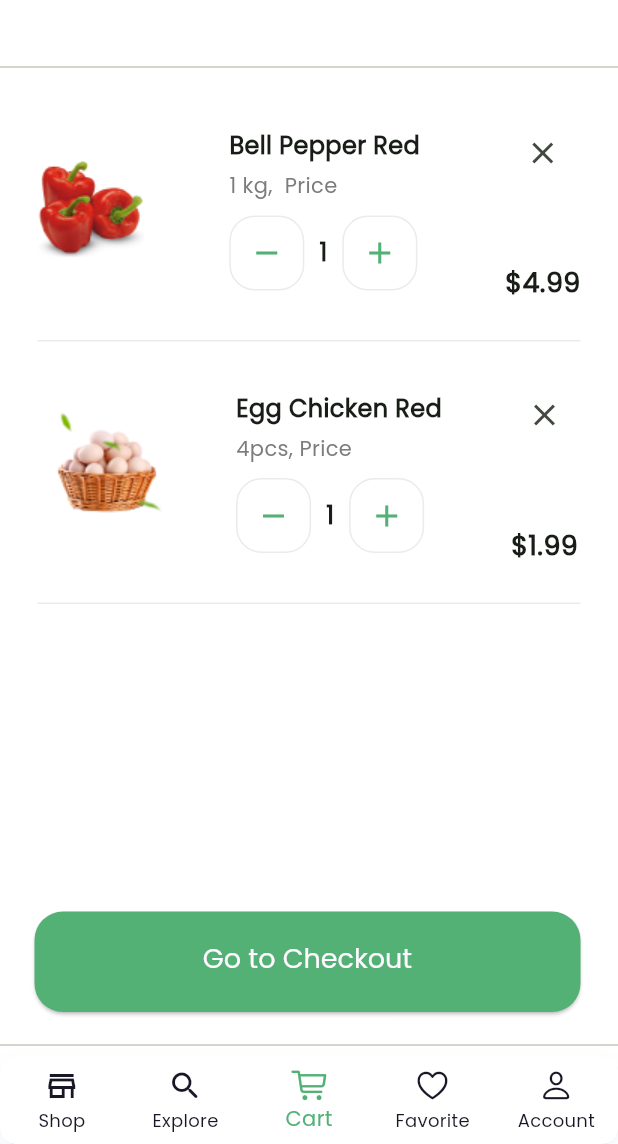
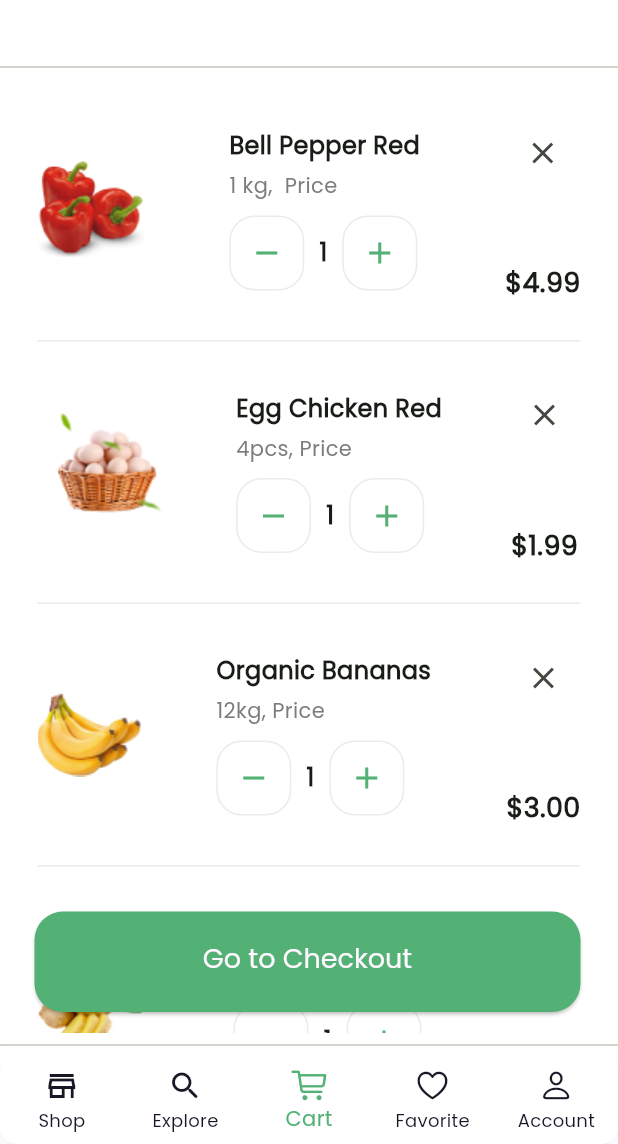
Before and after one commit to m-hilani/grocery_app, a Flutter app: the HomePage screen opened directly, item 3 of the bottom bar chosen, after a tap on the "clear" icon, on a phone screen of 412 x 824 dp, the part 92-1236 px from its top. Run offline on Flutter 3.47's test engine with Material 3 defaults, Android fonts, the phone set to English and light mode, and no system bars; our stand-ins replace sizer.

Commit message:
added more drinks

```diff
--- a/lib/Cart/CartCard.dart
+++ b/lib/Cart/CartCard.dart
@@ -1,4 +1,3 @@
-import 'package:flutter/cupertino.dart';
 import 'package:flutter/material.dart';
 import 'package:grocery_app/Cart/CartModel.dart';
 import 'package:grocery_app/Explorer/BeveragesScreen.dart';
@@ -10,10 +9,10 @@ class Cartcard extends StatelessWidget {
   @override
   Widget build(BuildContext context) {
     return Padding(
-      padding: EdgeInsets.symmetric(horizontal: 25),
+      padding: const EdgeInsets.symmetric(horizontal: 25),
       child: Container(
-        padding: EdgeInsets.symmetric(vertical: 25),
-        decoration: BoxDecoration(
+        padding: const EdgeInsets.symmetric(vertical: 25),
+        decoration: const BoxDecoration(
           border: Border(bottom: BorderSide(color: Color(0xA7E0E0E1))),
         ),
         child: Row(
@@ -25,17 +24,17 @@ class Cartcard extends StatelessWidget {
               mainAxisAlignment: MainAxisAlignment.spaceAround,
               children: [
                 Text(
-                  '${item.name}',
-                  style: TextStyle(fontSize: 16, fontWeight: FontWeight.bold),
+                  item.name,
+                  style: const TextStyle(fontSize: 16, fontWeight: FontWeight.bold),
                 ),
-                SizedBox(
+                const SizedBox(
                   height: 5,
                 ),
                 Text(
-                  '${item.capacity}',
-                  style: TextStyle(fontSize: 14, color: Color(0xFF7C7C7C)),
+                  item.capacity,
+                  style: const TextStyle(fontSize: 14, color: Color(0xFF7C7C7C)),
                 ),
-                SizedBox(
+                const SizedBox(
                   height: 10,
                 ),
                 Row(
@@ -44,15 +43,15 @@ class Cartcard extends StatelessWidget {
                       cart: true,
                       icon: Icons.remove,
                     ),
-                    SizedBox(
+                    const SizedBox(
                       width: 10,
                     ),
-                    Text(
+                    const Text(
                       '1',
                       style:
                           TextStyle(fontSize: 16, fontWeight: FontWeight.w600),
                     ),
-                    SizedBox(
+                    const SizedBox(
                       width: 10,
                     ),
                     MIcon(
@@ -65,13 +64,13 @@ class Cartcard extends StatelessWidget {
             Column(
               mainAxisAlignment: MainAxisAlignment.spaceBetween,
               children: [
-                IconButton(onPressed: () {}, icon: Icon(Icons.clear)),
-                SizedBox(
+                IconButton(onPressed: () {}, icon: const Icon(Icons.clear)),
+                const SizedBox(
                   height: 50,
                 ),
                 Text(
                   '\$${item.price.toStringAsFixed(2)}',
-                  style: TextStyle(fontWeight: FontWeight.w600, fontSize: 18),
+                  style: const TextStyle(fontWeight: FontWeight.w600, fontSize: 18),
                 ),
               ],
             )
--- a/lib/Cart/CartModel.dart
+++ b/lib/Cart/CartModel.dart
@@ -1,8 +1,8 @@
-import 'package:flutter/material.dart';
-
 List<CartModel> cart = [
   CartModel(name: 'Bell Pepper Red', capacity: '1 kg,  Price', price: 4.99),
   CartModel(name: 'Egg Chicken Red', capacity: '4pcs, Price', price: 1.99),
+  CartModel(name: 'Organic Bananas', capacity: '12kg, Price', price: 3.00),
+  CartModel(name: 'Ginger', capacity: '250gm, Price', price: 2.99),
 ];
 
 class CartModel {
--- a/lib/Cart/CartScreen.dart
+++ b/lib/Cart/CartScreen.dart
@@ -1,9 +1,7 @@
-import 'package:flutter/cupertino.dart';
 import 'package:flutter/material.dart';
 import 'package:grocery_app/Cart/CartCard.dart';
 import 'package:grocery_app/Cart/OrderBottomSheet.dart';
 import 'package:grocery_app/Title.dart';
-import 'package:grocery_app/constants.dart';
 
 import 'CartModel.dart';
 
@@ -16,12 +14,12 @@ class CartScreen extends StatelessWidget {
       body: Stack(children: [
         Column(
           children: [
-            Padding(
-              padding: const EdgeInsets.symmetric(vertical: 40.0),
+            const Padding(
+              padding: EdgeInsets.symmetric(vertical: 40.0),
               child: MTitle(title: 'My Cart'),
             ),
-            Padding(
-              padding: const EdgeInsets.symmetric(horizontal: 0.0),
+            const Padding(
+              padding: EdgeInsets.symmetric(horizontal: 0.0),
               child: Divider(),
             ),
             Expanded(
@@ -32,7 +30,7 @@ class CartScreen extends StatelessWidget {
                 },
               ),
             ),
-            Divider()
+            const Divider()
           ],
         ),
         Positioned(
@@ -41,9 +39,9 @@ class CartScreen extends StatelessWidget {
           child: ElevatedButton(
               onPressed: () {
                 showModalBottomSheet(
-                    context: context, builder: (context) => OrderBottomSheet());
+                    context: context, builder: (context) => const OrderBottomSheet());
               },
-              child: Text('Go to Checkout')),
+              child: const Text('Go to Checkout')),
         )
       ]),
     );
--- a/lib/Explorer/BeverageModel.dart
+++ b/lib/Explorer/BeverageModel.dart
@@ -1,8 +1,8 @@
-import 'package:flutter/material.dart';
-
 List<BeverageModel> beverages = [
   BeverageModel(name: 'Diet Coke', capacity: '355ml,\n Price', price: 1.99),
   BeverageModel(name: 'Sprite Can', capacity: '325ml,\n Price', price: 1.50),
+  BeverageModel(name: 'Apple & Grape', capacity: '2L, Price', price: 5.99),
+  BeverageModel(name: 'Orenge Juice', capacity: '2L, Price', price: 8.99),
 ];
 
 class BeverageModel {
--- a/lib/Explorer/ExploreScreen.dart
+++ b/lib/Explorer/ExploreScreen.dart
@@ -1,4 +1,3 @@
-import 'package:flutter/cupertino.dart';
 import 'package:flutter/material.dart';
 import 'package:grocery_app/Explorer/BeveragesScreen.dart';
 import 'package:grocery_app/constants.dart';
@@ -7,14 +6,14 @@ import 'Category.dart';
 import '../Title.dart';
 
 class ExploreScreen extends StatelessWidget {
-  ExploreScreen({super.key});
+  const ExploreScreen({super.key});
 
   @override
   Widget build(BuildContext context) {
     return Column(
       children: [
-        Padding(
-          padding: const EdgeInsets.only(top: 40.0),
+        const Padding(
+          padding: EdgeInsets.only(top: 40.0),
           child: MTitle(title: 'Find Products'),
         ),
         Expanded(
@@ -47,7 +46,7 @@ class CategoryCard extends StatelessWidget {
   Widget build(BuildContext context) {
     return GestureDetector(
       onTap: () => Navigator.push(
-          context, MaterialPageRoute(builder: (context) => BeveragesScreen())),
+          context, MaterialPageRoute(builder: (context) => const BeveragesScreen())),
       child: Container(
         decoration: BoxDecoration(
             border: Border.all(color: category.color),
--- a/lib/HomePage.dart
+++ b/lib/HomePage.dart
@@ -4,6 +4,8 @@ import 'package:grocery_app/Cart/CartScreen.dart';
 import 'package:grocery_app/Explorer/ExploreScreen.dart';
 
 class HomePage extends StatefulWidget {
+  const HomePage({super.key});
+
   @override
   _HomePageState createState() => _HomePageState();
 }
@@ -12,11 +14,11 @@ class _HomePageState extends State<HomePage> {
   int _selectedIndex = 1;
 
   static final List<Widget> _widgetOptions = <Widget>[
-    Text('Shop Page'),
-    ExploreScreen(),
-    CartScreen(),
-    Text('Favorite Page'),
-    Text('Profile Page'),
+    const Text('Shop Page'),
+    const ExploreScreen(),
+    const CartScreen(),
+    const Text('Favorite Page'),
+    const Text('Profile Page'),
   ];
 
   void _onItemTapped(int index) {
@@ -74,9 +76,9 @@ class _HomePageState extends State<HomePage> {
               ],
               currentIndex: _selectedIndex,
               showUnselectedLabels: true,
-              unselectedItemColor: Color(0xFF181725),
+              unselectedItemColor: const Color(0xFF181725),
               iconSize: 24,
-              selectedItemColor: Color(0xFF53B175),
+              selectedItemColor: const Color(0xFF53B175),
               backgroundColor: Colors.white,
               onTap: _onItemTapped,
             ),
--- a/lib/SplashScreen.dart
+++ b/lib/SplashScreen.dart
@@ -12,16 +12,16 @@ class Splashscreen extends StatelessWidget {
   @override
   Widget build(BuildContext context) {
     Timer(
-        Duration(seconds: 3),
+        const Duration(seconds: 3),
         () => Navigator.pushReplacement(
-            context, MaterialPageRoute(builder: (context) => Welcomescreen())));
+            context, MaterialPageRoute(builder: (context) => const Welcomescreen())));
 
     return SafeArea(
       child: Scaffold(
         backgroundColor: // Color(0xFF22A451),
             kprimaryColor,
         body: Padding(
-          padding: EdgeInsets.all(16),
+          padding: const EdgeInsets.all(16),
           child: Center(
             child: Image.asset(
               '$kimage/img.png',
--- a/lib/constants.dart
+++ b/lib/constants.dart
@@ -1,4 +1,4 @@
 import 'dart:ui';
 
 const kimage = 'assets/images';
-final Color kprimaryColor = Color(0xFF53B175);
+const Color kprimaryColor = Color(0xFF53B175);
```
Also changed, not shown: lib/Cart/AcceptedScreen.dart (+13 -12 lines), lib/Cart/OrderBottomSheet.dart (+8 -8 lines), lib/Explorer/AddBeverageBottomSheet.dart (+6 -6 lines), lib/Explorer/BeveragesScreen.dart (+10 -11 lines), lib/Explorer/Category.dart (+4 -4 lines), lib/WelcomeScreen.dart (+4 -6 lines), lib/main.dart (+5 -11 lines), assets/images/Apple & Grape.png (added), assets/images/Ginger.png (added), assets/images/Orenge Juice.png (added), assets/images/Organic Bananas.png (added).
